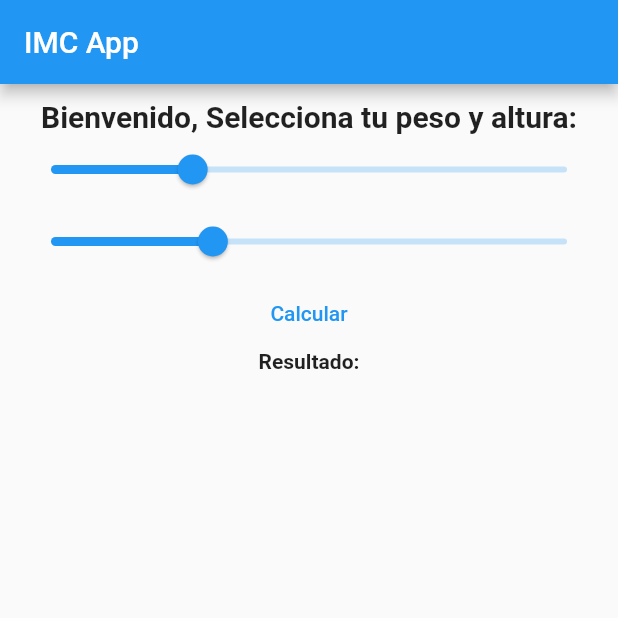
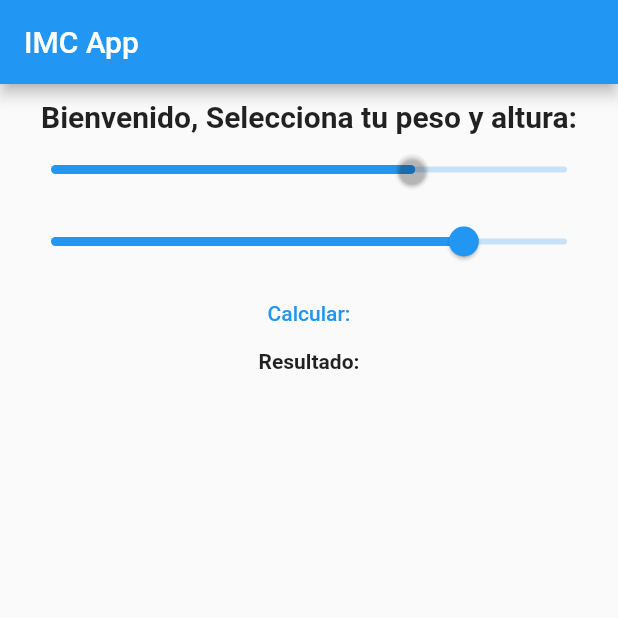
Before and after one commit to sabinokari/examen_parcial, a Flutter app: the screen it shows after launch, on a phone screen of 412 x 824 dp, the top half of it. Run offline on Flutter 3.47's test engine with Material 2 defaults, Android fonts, the phone set to English and light mode, and no system bars.

Commit message:
examen_parcial

```diff
--- a/lib/parcial.dart
+++ b/lib/parcial.dart
@@ -32,8 +32,9 @@ class _Examen_State extends State<Examen_parcial> {
               ),
             ),
             Slider(
+              thumbColor: Color.fromARGB(0, 204, 11, 11),
               min: 0,
-              max: 255,
+              max: 100,
               value: valueRedSlider,
               onChanged: (value) {
                 print(value);
@@ -43,7 +44,7 @@ class _Examen_State extends State<Examen_parcial> {
             ),
             Slider(
               min: 0,
-              max: 255,
+              max: 100,
               value: valueGreenSlider,
               onChanged: (value) {
                 print(value);
@@ -55,7 +56,7 @@ class _Examen_State extends State<Examen_parcial> {
               onPressed: () {
                 print("Button pressed");
               },
-              child: Text("Calcular"),
+              child: Text("Calcular:"),
             ),
             Text(
               "Resultado:",
```
